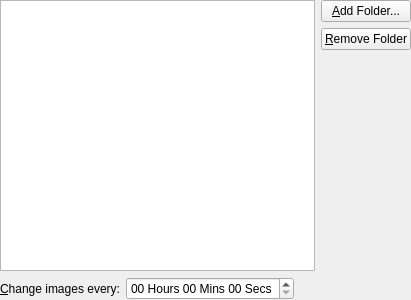
mgottschlag/kwin-tiling, file plasma/wallpapers/image/slideshowconfig.ui: the form before one commit.
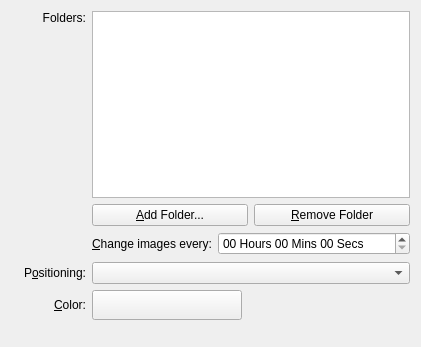
The form after the commit. Custom widgets are drawn as their Qt base class.

Commit message: more aligned layout and configuration ui for wallpaper positioning and color

```diff
--- a/plasma/wallpapers/image/slideshowconfig.ui
+++ b/plasma/wallpapers/image/slideshowconfig.ui
@@ -5,23 +5,53 @@
    <rect>
     <x>0</x>
     <y>0</y>
-    <width>411</width>
-    <height>300</height>
+    <width>410</width>
+    <height>347</height>
    </rect>
   </property>
-  <layout class="QVBoxLayout" name="verticalLayout" >
-   <property name="margin" >
-    <number>0</number>
-   </property>
-   <item>
-    <layout class="QHBoxLayout" >
-     <item>
+  <layout class="QGridLayout" name="gridLayout" >
+   <item row="0" column="0" >
+    <widget class="QLabel" name="label" >
+     <property name="minimumSize" >
+      <size>
+       <width>75</width>
+       <height>0</height>
+      </size>
+     </property>
+     <property name="text" >
+      <string>Folders:</string>
+     </property>
+     <property name="alignment" >
+      <set>Qt::AlignRight|Qt::AlignTrailing|Qt::AlignVCenter</set>
+     </property>
+    </widget>
+   </item>
+   <item rowspan="2" row="0" column="1" colspan="3" >
       <widget class="KListWidget" name="m_dirlist" />
      </item>
-     <item>
-      <layout class="QVBoxLayout" name="_2" >
+   <item row="1" column="0" >
+    <spacer name="verticalSpacer_2" >
+     <property name="orientation" >
+      <enum>Qt::Vertical</enum>
+     </property>
+     <property name="sizeHint" stdset="0" >
+      <size>
+       <width>20</width>
+       <height>162</height>
+      </size>
+     </property>
+    </spacer>
+   </item>
+   <item row="2" column="1" colspan="3" >
+    <layout class="QHBoxLayout" name="horizontalLayout" >
        <item>
         <widget class="KPushButton" name="m_addDir" >
+       <property name="sizePolicy" >
+        <sizepolicy vsizetype="Fixed" hsizetype="Expanding" >
+         <horstretch>0</horstretch>
+         <verstretch>0</verstretch>
+        </sizepolicy>
+       </property>
          <property name="text" >
           <string>&amp;Add Folder...</string>
          </property>
@@ -29,34 +59,20 @@
        </item>
        <item>
         <widget class="KPushButton" name="m_removeDir" >
+       <property name="sizePolicy" >
+        <sizepolicy vsizetype="Fixed" hsizetype="Expanding" >
+         <horstretch>0</horstretch>
+         <verstretch>0</verstretch>
+        </sizepolicy>
+       </property>
          <property name="text" >
           <string>&amp;Remove Folder</string>
          </property>
         </widget>
        </item>
-       <item>
-        <widget class="QWidget" native="1" name="widget" />
-       </item>
-       <item>
-        <spacer>
-         <property name="orientation" >
-          <enum>Qt::Vertical</enum>
-         </property>
-         <property name="sizeHint" stdset="0" >
-          <size>
-           <width>20</width>
-           <height>40</height>
-          </size>
-         </property>
-        </spacer>
-       </item>
-      </layout>
-     </item>
-    </layout>
-   </item>
-   <item>
-    <layout class="QHBoxLayout" name="_3" >
-     <item>
+    </layout>
+   </item>
+   <item row="3" column="1" >
       <widget class="QLabel" name="label_2" >
        <property name="text" >
         <string>&amp;Change images every:</string>
@@ -66,7 +82,7 @@
        </property>
       </widget>
      </item>
-     <item>
+   <item row="3" column="2" colspan="2" >
       <widget class="QTimeEdit" name="m_slideshowDelay" >
        <property name="dateTime" >
         <datetime>
@@ -93,24 +109,125 @@
        </property>
       </widget>
      </item>
-     <item>
-      <spacer>
+   <item row="4" column="1" >
+    <spacer name="verticalSpacer" >
+     <property name="orientation" >
+      <enum>Qt::Vertical</enum>
+     </property>
+     <property name="sizeHint" stdset="0" >
+      <size>
+       <width>20</width>
+       <height>5</height>
+      </size>
+     </property>
+    </spacer>
+   </item>
+   <item row="5" column="0" >
+    <widget class="QLabel" name="label_4" >
+     <property name="minimumSize" >
+      <size>
+       <width>75</width>
+       <height>0</height>
+      </size>
+     </property>
+     <property name="text" >
+      <string>P&amp;ositioning:</string>
+     </property>
+     <property name="alignment" >
+      <set>Qt::AlignRight|Qt::AlignTrailing|Qt::AlignVCenter</set>
+     </property>
+     <property name="buddy" >
+      <cstring>m_resizeMethod</cstring>
+     </property>
+    </widget>
+   </item>
+   <item row="5" column="1" colspan="3" >
+    <widget class="QComboBox" name="m_resizeMethod" >
+     <property name="sizePolicy" >
+      <sizepolicy vsizetype="Fixed" hsizetype="Preferred" >
+       <horstretch>0</horstretch>
+       <verstretch>0</verstretch>
+      </sizepolicy>
+     </property>
+    </widget>
+   </item>
+   <item row="6" column="0" >
+    <widget class="QLabel" name="label_5" >
+     <property name="text" >
+      <string>&amp;Color:</string>
+     </property>
+     <property name="alignment" >
+      <set>Qt::AlignRight|Qt::AlignTrailing|Qt::AlignVCenter</set>
+     </property>
+     <property name="buddy" >
+      <cstring>m_color</cstring>
+     </property>
+    </widget>
+   </item>
+   <item row="6" column="1" colspan="2" >
+    <widget class="KColorButton" name="m_color" >
+     <property name="sizePolicy" >
+      <sizepolicy vsizetype="Fixed" hsizetype="Minimum" >
+       <horstretch>0</horstretch>
+       <verstretch>0</verstretch>
+      </sizepolicy>
+     </property>
+     <property name="minimumSize" >
+      <size>
+       <width>150</width>
+       <height>30</height>
+      </size>
+     </property>
+     <property name="color" >
+      <color>
+       <red>70</red>
+       <green>90</green>
+       <blue>130</blue>
+      </color>
+     </property>
+     <property name="defaultColor" >
+      <color>
+       <red>70</red>
+       <green>90</green>
+       <blue>130</blue>
+      </color>
+     </property>
+    </widget>
+   </item>
+   <item row="6" column="3" >
+    <spacer name="spacer" >
        <property name="orientation" >
         <enum>Qt::Horizontal</enum>
        </property>
        <property name="sizeHint" stdset="0" >
         <size>
-         <width>40</width>
+       <width>166</width>
          <height>20</height>
         </size>
        </property>
       </spacer>
      </item>
-    </layout>
+   <item row="7" column="1" >
+    <spacer name="verticalSpacer_3" >
+     <property name="orientation" >
+      <enum>Qt::Vertical</enum>
+     </property>
+     <property name="sizeHint" stdset="0" >
+      <size>
+       <width>20</width>
+       <height>21</height>
+      </size>
+     </property>
+    </spacer>
    </item>
   </layout>
  </widget>
  <customwidgets>
+  <customwidget>
+   <class>KColorButton</class>
+   <extends>QPushButton</extends>
+   <header>kcolorbutton.h</header>
+  </customwidget>
   <customwidget>
    <class>KListWidget</class>
    <extends>QListWidget</extends>
```
Left out of the diff: 2 changed lines with no effect on the pictures. Lines whose indentation alone changed are shown as unchanged. The commit also changes 1 other file.
